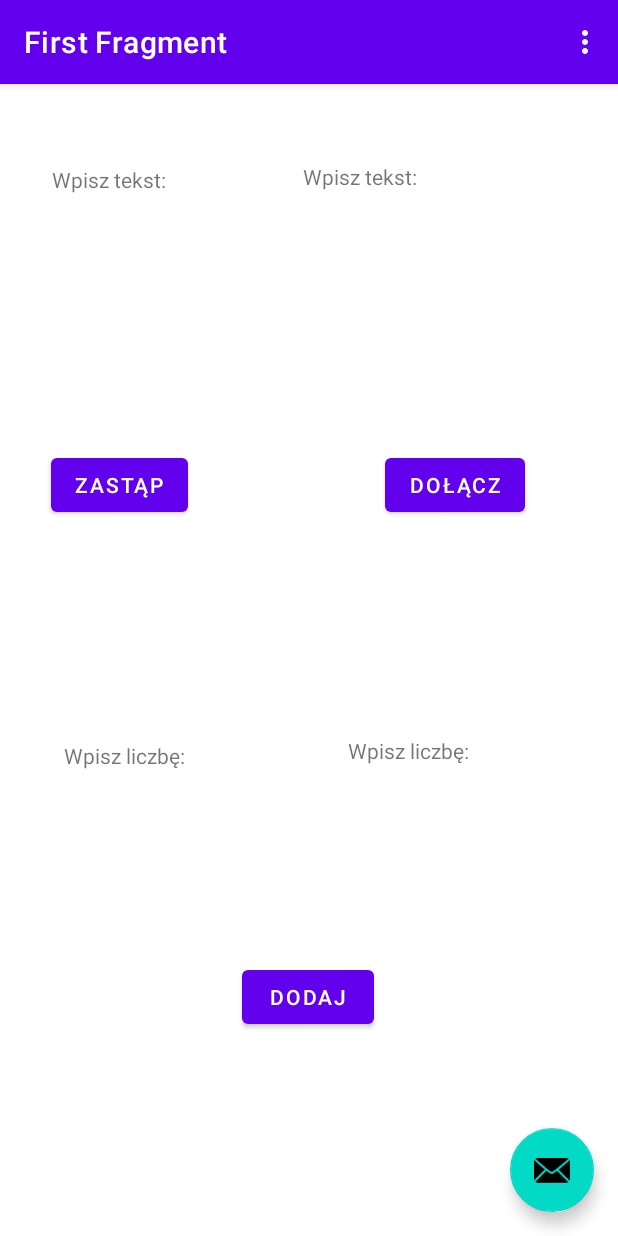
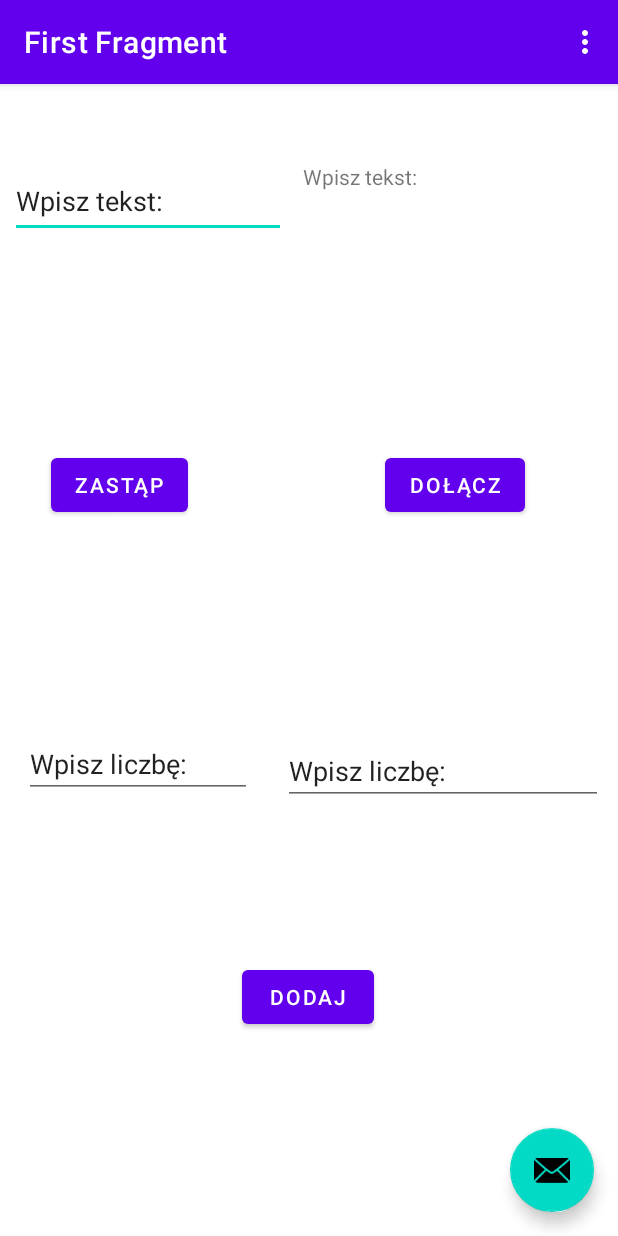
Before and after one commit to mihau11/kartkowka, an Android app: the screen it shows after launch (MainActivity), after a tap on "ZASTĄP", on a phone screen of 412 x 824 dp. Run offline under Robolectric (Android 15) with nearby library versions, the phone set to English and light mode, and no system bars; our stand-ins replace navigation-ui.

Commit message:
ciagle czegos brakuje

```diff
--- a/app/src/main/java/com/example/kartkowka/MainActivity.kt
+++ b/app/src/main/java/com/example/kartkowka/MainActivity.kt
@@ -10,6 +10,7 @@ import androidx.navigation.ui.setupActionBarWithNavController
 import android.view.Menu
 import android.view.MenuItem
 import android.widget.Button
+import android.widget.EditText
 import android.widget.TextView
 import com.example.kartkowka.databinding.ActivityMainBinding
 
@@ -23,18 +24,20 @@ class MainActivity : AppCompatActivity() {
 
         binding = ActivityMainBinding.inflate(layoutInflater)
         setContentView(binding.root)
-
+        var liczba1 = 0
+        var liczba2 = 0
+        var wynik = 0
         findViewById<Button>(R.id.zas).setOnClickListener {
-            findViewById<TextView>(R.id.wysw).text = findViewById<TextView>(R.id.wpisz).text
+            findViewById<TextView>(R.id.wysw).text = findViewById<EditText>(R.id.wpisz).text
         }
         findViewById<Button>(R.id.dol).setOnClickListener {
-            findViewById<TextView>(R.id.wysw).text = findViewById<TextView>(R.id.wysw).text.toString() + findViewById<TextView>(R.id.wpisz).text.toString()
+            findViewById<TextView>(R.id.wysw).text = findViewById<TextView>(R.id.wysw).text.toString() + findViewById<EditText>(R.id.wpisz).text.toString()
         }
 
         findViewById<Button>(R.id.dod).setOnClickListener {
-            var liczba1 = findViewById<TextView>(R.id.licz1).text.toString().toInt()
-            var liczba2 = findViewById<TextView>(R.id.licz2).text.toString().toInt()
-            var wynik = liczba1 + liczba2
+            liczba1 = findViewById<EditText>(R.id.licz1).text.toString().toInt()
+            liczba2 = findViewById<EditText>(R.id.licz2).text.toString().toInt()
+            wynik = liczba1 + liczba2
             findViewById<TextView>(R.id.wysw).text = wynik.toString()
         }
 
--- a/app/src/main/res/layout/fragment_first.xml
+++ b/app/src/main/res/layout/fragment_first.xml
@@ -5,18 +5,6 @@
     android:layout_width="match_parent"
     android:layout_height="match_parent"
     tools:context=".FirstFragment">
-
-    <TextView
-        android:id="@+id/licz2"
-        android:layout_width="118dp"
-        android:layout_height="36dp"
-        android:text="Wpisz liczbę:"
-        app:layout_constraintBottom_toBottomOf="parent"
-        app:layout_constraintEnd_toEndOf="parent"
-        app:layout_constraintHorizontal_bias="0.788"
-        app:layout_constraintStart_toStartOf="parent"
-        app:layout_constraintTop_toTopOf="parent"
-        app:layout_constraintVertical_bias="0.594" />
 
     <Button
         android:id="@+id/zas"
@@ -55,18 +43,6 @@
         app:layout_constraintTop_toTopOf="parent"
         app:layout_constraintVertical_bias="0.153" />
 
-    <TextView
-        android:id="@+id/wpisz"
-        android:layout_width="128dp"
-        android:layout_height="74dp"
-        android:text="Wpisz tekst:"
-        app:layout_constraintBottom_toTopOf="@+id/zas"
-        app:layout_constraintEnd_toStartOf="@+id/wysw"
-        app:layout_constraintHorizontal_bias="0.465"
-        app:layout_constraintStart_toStartOf="parent"
-        app:layout_constraintTop_toTopOf="parent"
-        app:layout_constraintVertical_bias="0.318" />
-
     <Button
         android:id="@+id/dod"
         android:layout_width="wrap_content"
@@ -79,15 +55,45 @@
         app:layout_constraintTop_toTopOf="parent"
         app:layout_constraintVertical_bias="0.812" />
 
-    <TextView
-        android:id="@+id/licz1"
-        android:layout_width="119dp"
-        android:layout_height="33dp"
-        android:text="Wpisz liczbę: "
-        app:layout_constraintBottom_toTopOf="@+id/dod"
-        app:layout_constraintEnd_toStartOf="@+id/licz2"
-        app:layout_constraintHorizontal_bias="0.38"
+    <EditText
+        android:id="@+id/wpisz"
+        android:layout_width="184dp"
+        android:layout_height="49dp"
+        android:ems="10"
+        android:inputType="textPersonName"
+        android:text="Wpisz tekst:"
+        app:layout_constraintBottom_toTopOf="@+id/zas"
+        app:layout_constraintEnd_toStartOf="@+id/wysw"
+        app:layout_constraintHorizontal_bias="0.352"
         app:layout_constraintStart_toStartOf="parent"
         app:layout_constraintTop_toTopOf="parent"
-        app:layout_constraintVertical_bias="0.794" />
+        app:layout_constraintVertical_bias="0.274" />
+
+    <EditText
+        android:id="@+id/licz1"
+        android:layout_width="152dp"
+        android:layout_height="41dp"
+        android:ems="10"
+        android:inputType="numberDecimal"
+        android:text="Wpisz liczbę: "
+        app:layout_constraintBottom_toBottomOf="parent"
+        app:layout_constraintEnd_toEndOf="parent"
+        app:layout_constraintHorizontal_bias="0.061"
+        app:layout_constraintStart_toStartOf="parent"
+        app:layout_constraintTop_toTopOf="parent"
+        app:layout_constraintVertical_bias="0.598" />
+
+    <EditText
+        android:id="@+id/licz2"
+        android:layout_width="wrap_content"
+        android:layout_height="wrap_content"
+        android:ems="10"
+        android:inputType="numberSigned|number"
+        android:text="Wpisz liczbę:"
+        app:layout_constraintBottom_toBottomOf="parent"
+        app:layout_constraintEnd_toEndOf="parent"
+        app:layout_constraintHorizontal_bias="0.666"
+        app:layout_constraintStart_toEndOf="@+id/licz1"
+        app:layout_constraintTop_toTopOf="parent"
+        app:layout_constraintVertical_bias="0.602" />
 </androidx.constraintlayout.widget.ConstraintLayout>
```
